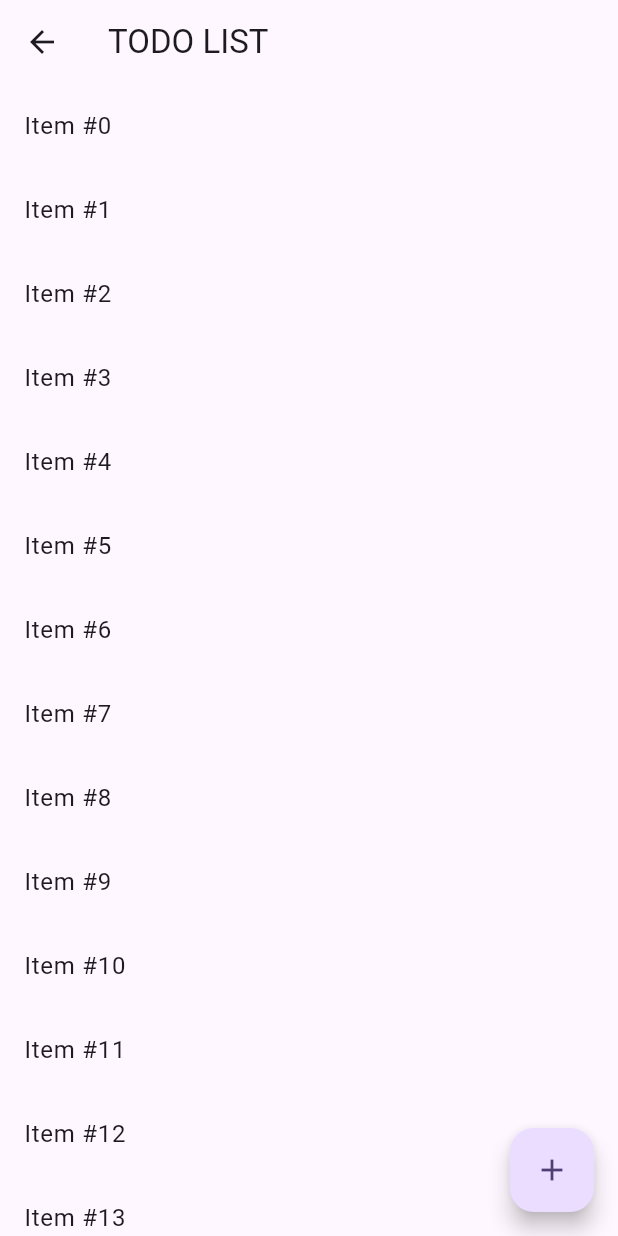
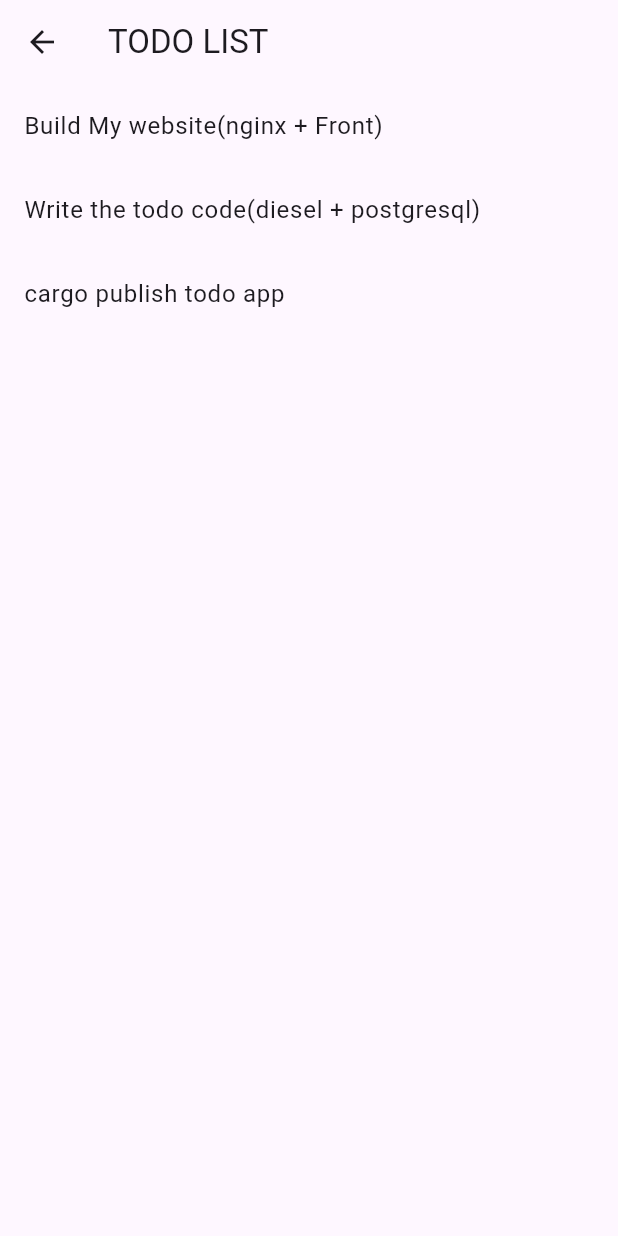
Before and after one commit to dongsub-joung/business-card, a Flutter app: the ScreenTodo screen opened directly, on a phone screen of 412 x 824 dp. Run offline on Flutter 3.47's test engine with Material 3 defaults, Android fonts, the phone set to English and light mode, and no system bars; missing offline and left inert: dart:js.

Commit message:
btn & that's work

```diff
--- a/my_app/lib/screen_todo.dart
+++ b/my_app/lib/screen_todo.dart
@@ -3,7 +3,13 @@ import 'package:flutter/material.dart';
 class ScreenTodo extends StatelessWidget {
   @override
   Widget build(BuildContext context) {
-    final List<int> listing = <int>[1, 2, 3, 4, 5];
+    final List<String> listing = <String>[
+      'Build My website(nginx + Front)'
+      , 'Write the todo code(diesel + postgresql)'
+      , 'cargo publish todo app'
+    ];
+
+    final len= listing.length;
     return Scaffold(
       appBar: AppBar(
         title: Text('TODO LIST'),
@@ -12,16 +18,12 @@ class ScreenTodo extends StatelessWidget {
         slivers: [
           SliverList(
             delegate: SliverChildBuilderDelegate(
-              (context, index) => ListTile(title: Text('Item #$index')),
-              childCount: 1000,
+              (context, index) => ListTile(title: Text('${listing[index]}')),
+              childCount: len,
             ),
           ),
         ],
       ),
-      floatingActionButton: FloatingActionButton(
-        onPressed: () {},
-        child: const Icon(Icons.add),
-      ),
     );
   }
 }
```
Also changed, not shown: my_app/lib/screen_memo.dart (+10 -7 lines).
